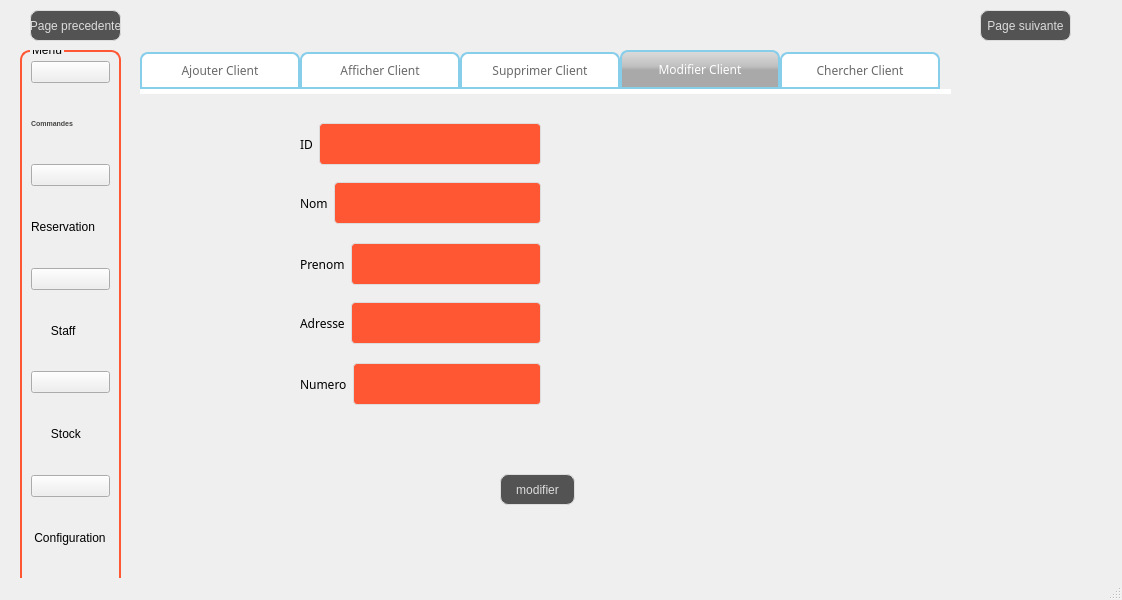
Above: gestion_client.ui from soumaya-nheri/Smart-Restaurant-2A25 before the change. Below: the same form after it.
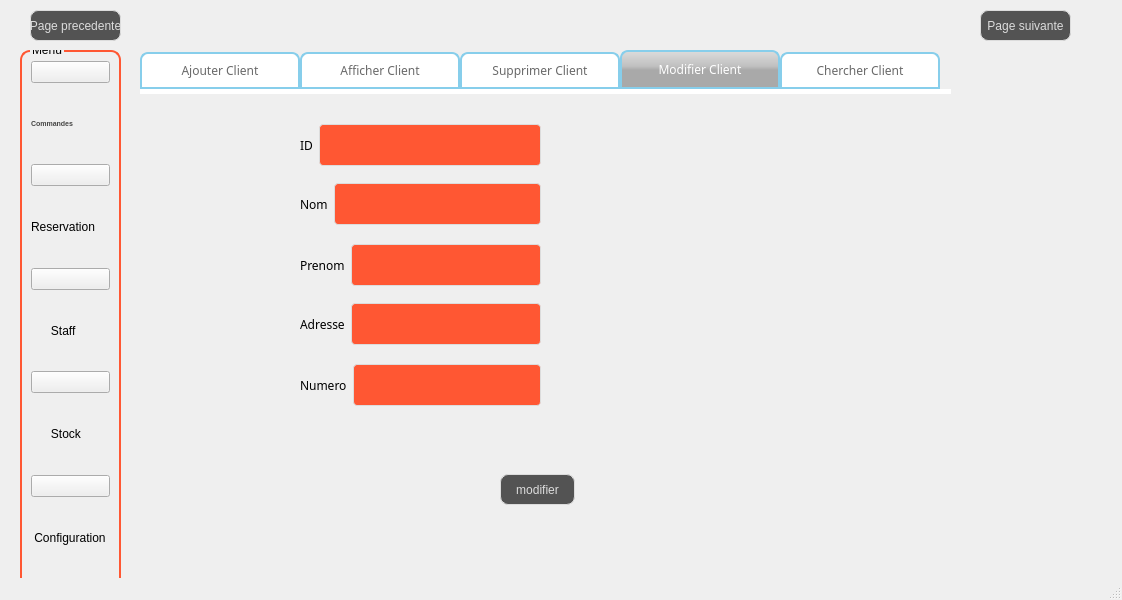
That is the form after the change. The open tabs and pages were chosen to show the change. Icons and pictures are not drawn.

```diff
--- a/gestion_client.ui
+++ b/gestion_client.ui
@@ -2634,7 +2634,7 @@
           <x>160</x>
           <y>20</y>
           <width>241</width>
-          <height>61</height>
+          <height>62</height>
          </rect>
         </property>
         <layout class="QHBoxLayout" name="horizontalLayout_6">
@@ -2675,7 +2675,7 @@
           <x>160</x>
           <y>79</y>
           <width>241</width>
-          <height>61</height>
+          <height>62</height>
          </rect>
         </property>
         <layout class="QHBoxLayout" name="horizontalLayout_7">
@@ -2716,7 +2716,7 @@
           <x>160</x>
           <y>140</y>
           <width>241</width>
-          <height>61</height>
+          <height>62</height>
          </rect>
         </property>
         <layout class="QHBoxLayout" name="horizontalLayout_8">
@@ -2758,7 +2758,7 @@
           <x>160</x>
           <y>199</y>
           <width>241</width>
-          <height>61</height>
+          <height>62</height>
          </rect>
         </property>
         <layout class="QHBoxLayout" name="horizontalLayout_9">
@@ -2799,7 +2799,7 @@
           <x>160</x>
           <y>260</y>
           <width>241</width>
-          <height>61</height>
+          <height>62</height>
          </rect>
         </property>
         <layout class="QHBoxLayout" name="horizontalLayout_10">
```
Left out of the diff: 44 changed lines with no effect on the pictures.
